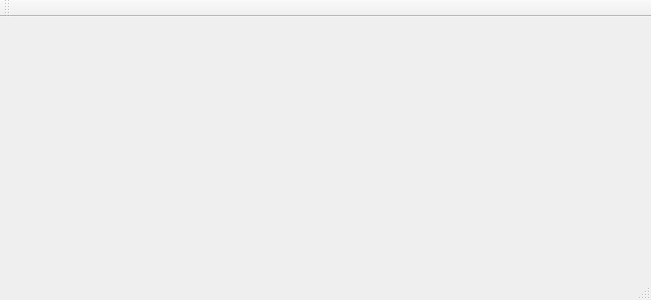
amirrami/GraphProject, file GraphProject/mainwindow.ui: the form before one commit.
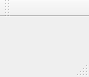
The form after the commit.

The edit to the form file:
```diff
--- a/GraphProject/mainwindow.ui
+++ b/GraphProject/mainwindow.ui
@@ -6,8 +6,8 @@
    <rect>
     <x>0</x>
     <y>0</y>
-    <width>651</width>
-    <height>300</height>
+    <width>89</width>
+    <height>77</height>
    </rect>
   </property>
   <property name="windowTitle">
```
Left out of the diff: 2 changed lines with no effect on the pictures.
